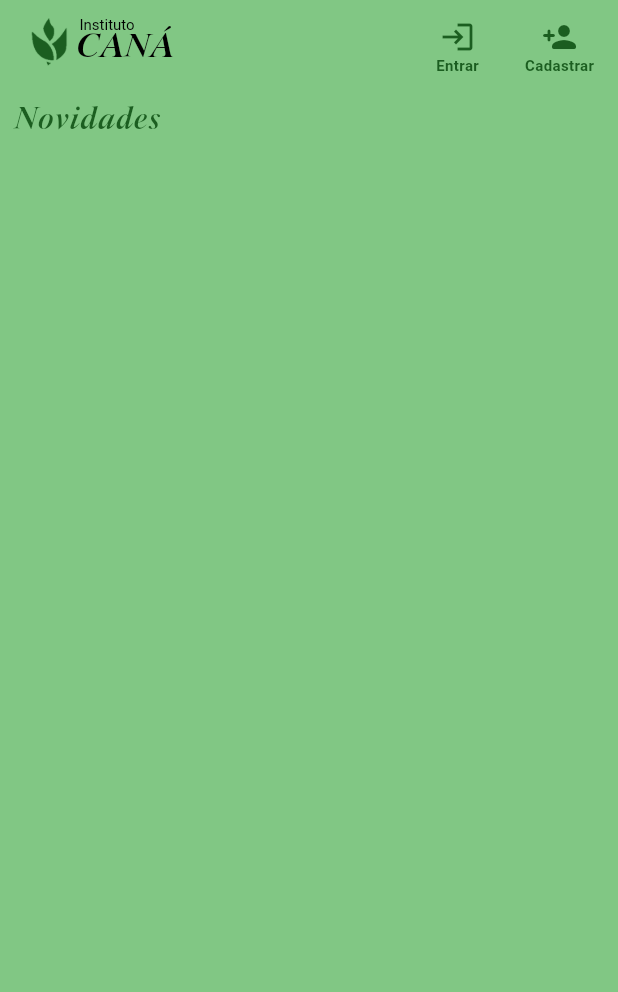
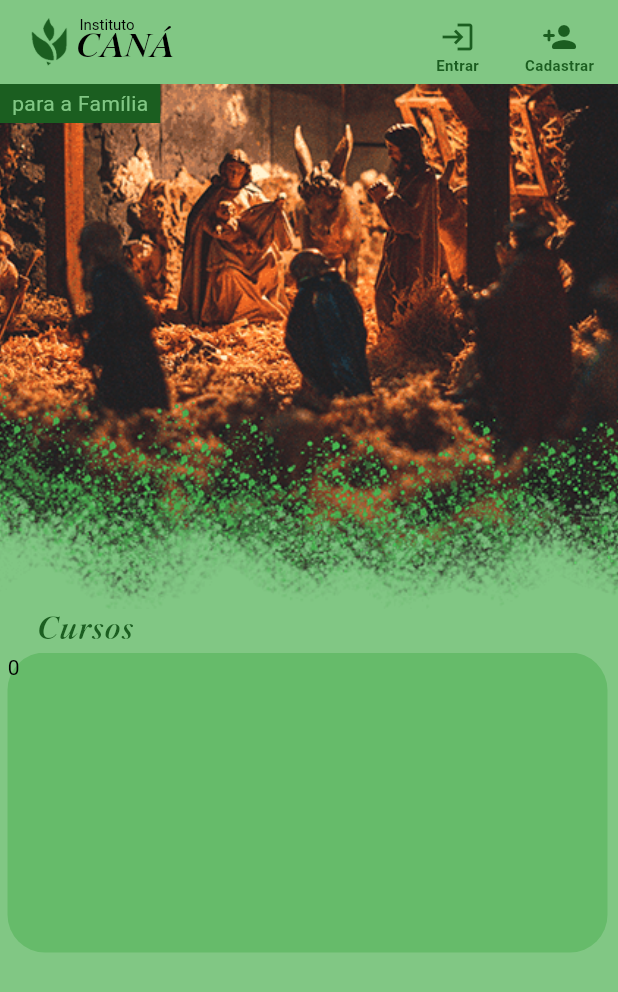
Before and after one commit to rauandesantana/institutocana, a Flutter app: the screen it shows after launch, on a phone screen of 412 x 824 dp. Shown: the top 992 px of the screen. Run offline on Flutter 3.47's test engine with Material 2 defaults, Android fonts, the phone set to English and light mode, and no system bars.

Commit message:
Criando Componente BannerHome e SliderBanner

```diff
--- /dev/null
+++ b/lib/componentes/banner_home/banner_home.dart
@@ -0,0 +1,36 @@
+import 'package:flutter/material.dart';
+
+class BannerHome extends StatelessWidget {
+  const BannerHome({super.key});
+
+  @override
+  Widget build(BuildContext context) {
+    return Stack(
+      children: <Widget>[
+        Image.asset(
+          "assets/imagens/banner.png",
+          height: 350,
+          fit: BoxFit.fitHeight,
+        ),
+        Positioned(
+          top: 0,
+          child: Container(
+            padding: const EdgeInsets.symmetric(
+              horizontal: 8,
+              vertical: 3,
+            ),
+            decoration: BoxDecoration(
+              color: Colors.green.shade900,
+            ),
+            child: Text(
+              "para a Família",
+              style: TextStyle(
+                color: Theme.of(context).colorScheme.surface,
+              ),
+            ),
+          ),
+        ),
+      ],
+    );
+  }
+}
--- /dev/null
+++ b/lib/componentes/slider_banner/slider_banner.dart
@@ -0,0 +1,24 @@
+import 'package:flutter/material.dart';
+import 'package:institutocana/componentes/slider_banner/slider_banner_item.dart';
+
+class SliderBanner extends StatelessWidget {
+  final Widget Function(BuildContext, int) itemBuilder;
+  const SliderBanner({super.key, required this.itemBuilder,});
+
+  @override
+  Widget build(BuildContext context) {
+    return SizedBox(
+      height: 200,
+      child: ListView.builder(
+        scrollDirection: Axis.horizontal,
+        itemCount: 500,
+        itemBuilder: (context, index) => Padding(
+          padding: const EdgeInsets.symmetric(horizontal: 5),
+          child: SliderBannerItem(
+            content: itemBuilder(context, index),
+          ),
+        ),
+      ),
+    );
+  }
+}
--- /dev/null
+++ b/lib/componentes/slider_banner/slider_banner_item.dart
@@ -0,0 +1,23 @@
+import 'package:flutter/material.dart';
+
+class SliderBannerItem extends StatelessWidget {
+  final Widget content;
+  const SliderBannerItem({
+    super.key,
+    required this.content,
+  });
+
+  @override
+  Widget build(BuildContext context) {
+    return Container(
+      decoration: BoxDecoration(
+          color: Theme.of(context).colorScheme.primary.withOpacity(0.5),
+          borderRadius: const BorderRadius.all(Radius.circular(25))),
+      width: 400,
+      height: 200,
+      child: Container(
+        child: content,
+      ),
+    );
+  }
+}
--- a/lib/main.dart
+++ b/lib/main.dart
@@ -1,3 +1,4 @@
+import 'package:flutter/gestures.dart';
 import 'package:flutter/material.dart';
 import 'package:institutocana/paginas/home.dart';
 
@@ -12,6 +13,7 @@ class MyApp extends StatelessWidget {
   Widget build(BuildContext context) {
     return MaterialApp(
       debugShowCheckedModeBanner: false,
+      scrollBehavior: MyCustomScrollBehavior(),
       title: 'Instituto Caná',
       initialRoute: "/",
       routes: {
@@ -31,3 +33,11 @@ class MyApp extends StatelessWidget {
     );
   }
 }
+
+class MyCustomScrollBehavior extends MaterialScrollBehavior {
+  @override
+  Set<PointerDeviceKind> get dragDevices => {
+    PointerDeviceKind.touch,
+    PointerDeviceKind.mouse,
+  };
+}
--- a/lib/paginas/home.dart
+++ b/lib/paginas/home.dart
@@ -1,6 +1,8 @@
 import 'package:flutter/material.dart';
 import 'package:institutocana/componentes/app_bar/app_bar_button.dart';
 import 'package:institutocana/componentes/app_bar/app_bar_custom.dart';
+import 'package:institutocana/componentes/banner_home/banner_home.dart';
+import 'package:institutocana/componentes/slider_banner/slider_banner.dart';
 import 'package:institutocana/componentes/text_title/text_title.dart';
 
 class HomePage extends StatefulWidget {
@@ -38,12 +40,21 @@ class _HomePageState extends State<HomePage> {
         ],
       ),
       body: SingleChildScrollView(
-        child: Padding(
-          padding: EdgeInsets.all(10),
+        child: SizedBox(
+          width: largura,
           child: Column(
+            crossAxisAlignment: CrossAxisAlignment.start,
             children: <Widget>[
-              TextTitle(context: context, title: "Novidades"),
-
+              const BannerHome(),
+              Padding(
+                padding: const EdgeInsets.only(left: 25),
+                child: TextTitle(context: context, title: "Cursos"),
+              ),
+              SliderBanner(
+                itemBuilder: (context, index) {
+                  return Text(index.toString());
+                },
+              ),
             ],
           ),
         ),
```
Also changed, not shown: assets/imagens/banner.png (added).
